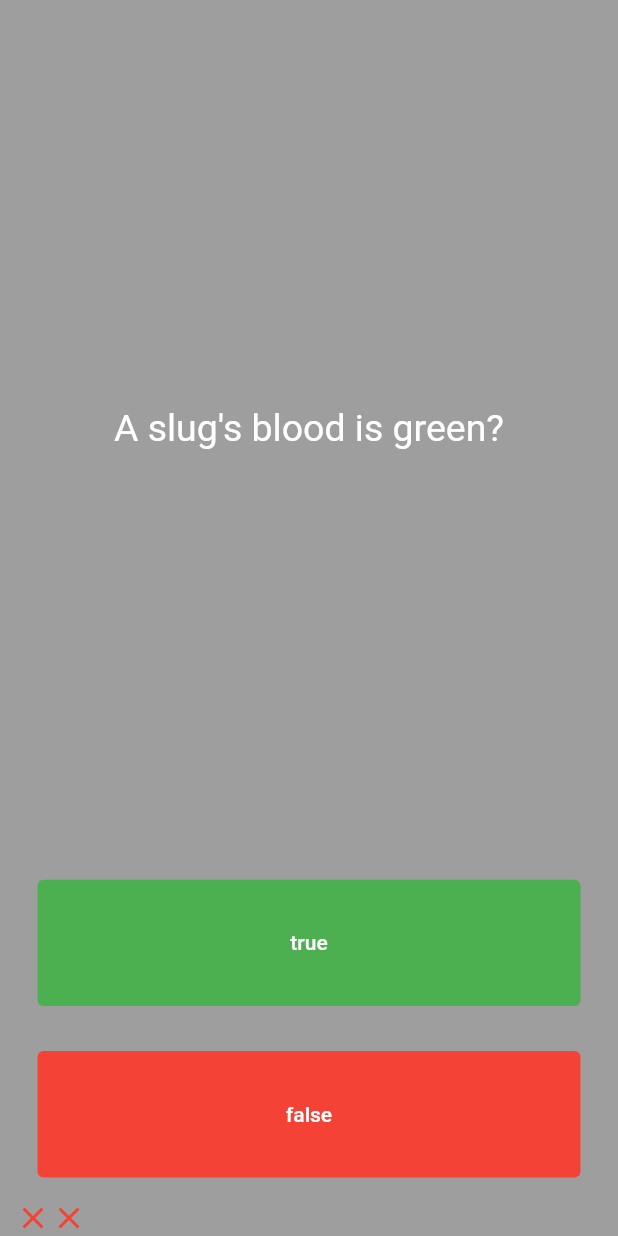
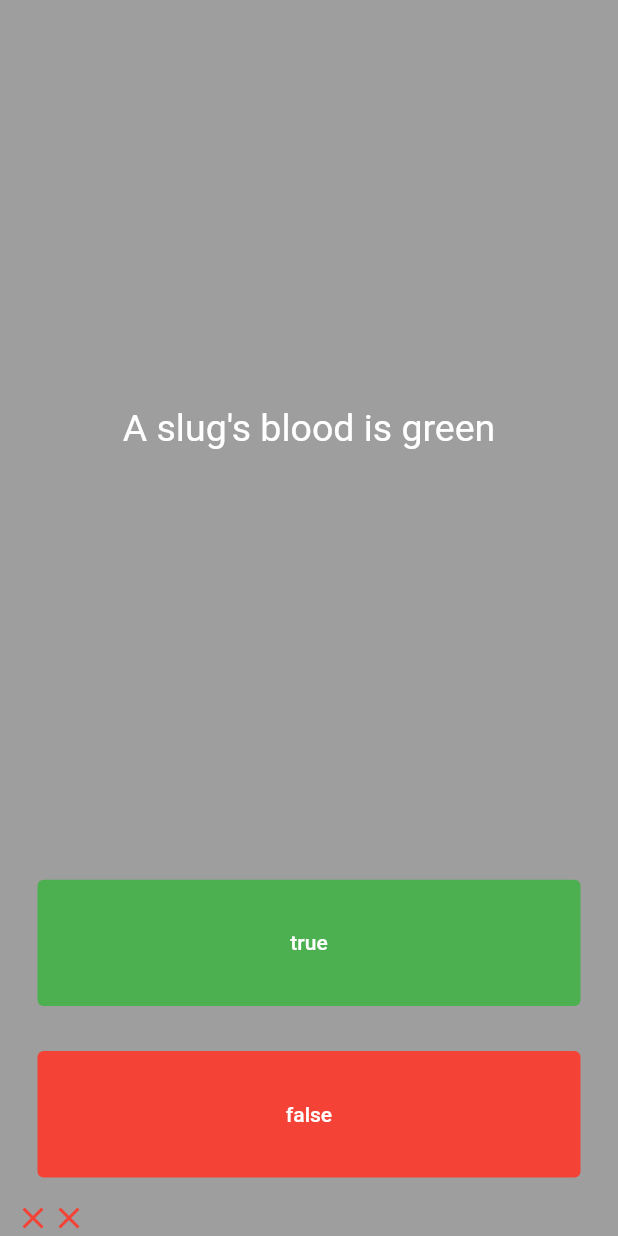
Before and after one commit to Mussa-Adolai/Quizzeler-Flutter, a Flutter app: the screen it shows after launch, after a tap on "true", after a tap on "false", on a phone screen of 412 x 824 dp. Run offline on Flutter 3.47's test engine with Material 2 defaults, Android fonts, the phone set to English and light mode, and no system bars; our stand-ins replace rflutter_alert; missing offline and left inert: dart:ffi.

```diff
--- a/lib/Quiz_brain.dart
+++ b/lib/Quiz_brain.dart
@@ -7,7 +7,7 @@ class QuizBrain {
     Question('You can lead a cow down stairs but not up stairs .', false),
     Question(
         'Approximately one quarter of human bones are in the feet .', true),
-    Question('A slug\'s blood is green?', true),
+    Question('A slug\'s blood is green', true),
   ];
   int _questionNumber = 0;
 
--- a/lib/main.dart
+++ b/lib/main.dart
@@ -5,6 +5,7 @@ import 'dart:ffi';
 import 'package:flutter/material.dart';
 import 'package:quzzler_test/Quiz_brain.dart';
 import 'Quiz_brain.dart';
+import 'package:rflutter_alert/rflutter_alert.dart';
 
 QuizBrain quizBrain = QuizBrain();
 
@@ -41,12 +42,27 @@ class QuizPage extends StatefulWidget {
 
 class _QuizPageState extends State<QuizPage> {
   List<Icon> scoreKeeper = [];
-  // List<String> questions = [
-  //   'You can lead a cow down stairs but not up stairs .', //f
-  //   'Approximately one quarter of human bones are in the feet  .', //t
-  //   'A slug\'s blood is green.', //t
-  // ];
-  // List<bool> answer = [false, true, true];
+  checkAnswer(bool userPickedAnswer) {
+    bool correctAnswer = quizBrain.getQuestionAnswer();
+    setState(() {
+      if (correctAnswer == userPickedAnswer) {
+        scoreKeeper.add(
+          Icon(
+            Icons.check,
+            color: Colors.green,
+          ),
+        );
+      } else {
+        scoreKeeper.add(
+          Icon(
+            Icons.close,
+            color: Colors.red,
+          ),
+        );
+      }
+      quizBrain.nextQuestion();
+    });
+  }
 
   @override
   Widget build(BuildContext context) {
@@ -81,25 +97,7 @@ class _QuizPageState extends State<QuizPage> {
                 primary: Colors.white,
               ),
               onPressed: () {
-                bool correctAnswer = quizBrain.getQuestionAnswer();
-                if (correctAnswer == true) {
-                  scoreKeeper.add(
-                    Icon(
-                      Icons.check,
-                      color: Colors.green,
-                    ),
-                  );
-                } else {
-                  scoreKeeper.add(
-                    Icon(
-                      Icons.close,
-                      color: Colors.red,
-                    ),
-                  );
-                }
-                setState(() {
-                  quizBrain.nextQuestion();
-                });
+                checkAnswer(true);
               },
               child: Text(
                 'true',
@@ -120,25 +118,7 @@ class _QuizPageState extends State<QuizPage> {
                 primary: Colors.white,
               ),
               onPressed: () {
-                bool correctAnswer = quizBrain.getQuestionAnswer();
-                if (correctAnswer == false) {
-                  scoreKeeper.add(
-                    Icon(
-                      Icons.check,
-                      color: Colors.green,
-                    ),
-                  );
-                } else {
-                  scoreKeeper.add(
-                    Icon(
-                      Icons.close,
-                      color: Colors.red,
-                    ),
-                  );
-                }
-                setState(() {
-                  quizBrain.nextQuestion();
-                });
+                checkAnswer(false);
               },
               child: Text(
                 'false',
--- a/pubspec.yaml
+++ b/pubspec.yaml
@@ -29,7 +29,7 @@ environment:
 dependencies:
   flutter:
     sdk: flutter
-
+  rflutter_alert: ^2.0.4
 
   # The following adds the Cupertino Icons font to your application.
   # Use with the CupertinoIcons class for iOS style icons.
```
Also changed, not shown: pubspec.lock.
